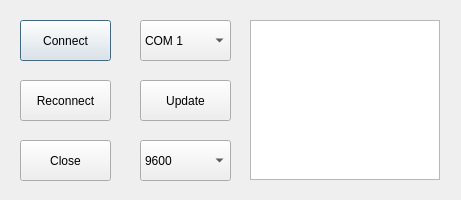
First picture: the form in test.ui, repository StressTest/MyScripts, before the edit.
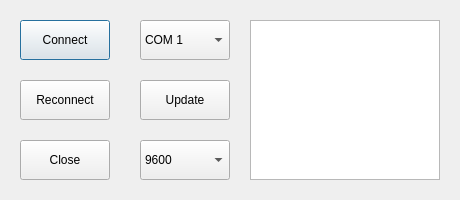
Second picture: the form after the edit.

Commit message: Начата работа над терминалом test.ui и temp.py

Patch:
```diff
--- a/test.ui
+++ b/test.ui
@@ -6,14 +6,14 @@
    <rect>
     <x>0</x>
     <y>0</y>
-    <width>461</width>
+    <width>460</width>
     <height>200</height>
    </rect>
   </property>
   <property name="maximumSize">
    <size>
     <width>640</width>
-    <height>200</height>
+    <height>800</height>
    </size>
   </property>
   <property name="windowTitle">
@@ -27,8 +27,8 @@
     <rect>
      <x>20</x>
      <y>20</y>
-     <width>91</width>
-     <height>41</height>
+     <width>90</width>
+     <height>40</height>
     </rect>
    </property>
    <property name="text">
@@ -40,8 +40,8 @@
     <rect>
      <x>20</x>
      <y>80</y>
-     <width>91</width>
-     <height>41</height>
+     <width>90</width>
+     <height>40</height>
     </rect>
    </property>
    <property name="text">
@@ -53,8 +53,8 @@
     <rect>
      <x>20</x>
      <y>140</y>
-     <width>91</width>
-     <height>41</height>
+     <width>90</width>
+     <height>40</height>
     </rect>
    </property>
    <property name="text">
@@ -66,8 +66,8 @@
     <rect>
      <x>140</x>
      <y>80</y>
-     <width>91</width>
-     <height>41</height>
+     <width>90</width>
+     <height>40</height>
     </rect>
    </property>
    <property name="text">
@@ -79,8 +79,8 @@
     <rect>
      <x>140</x>
      <y>20</y>
-     <width>91</width>
-     <height>41</height>
+     <width>90</width>
+     <height>40</height>
     </rect>
    </property>
    <item>
@@ -114,8 +114,8 @@
     <rect>
      <x>140</x>
      <y>140</y>
-     <width>91</width>
-     <height>41</height>
+     <width>90</width>
+     <height>40</height>
     </rect>
    </property>
    <item>
```
Left out of the diff: 16 changed lines with no effect on the pictures. The commit also changes 2 other files.
